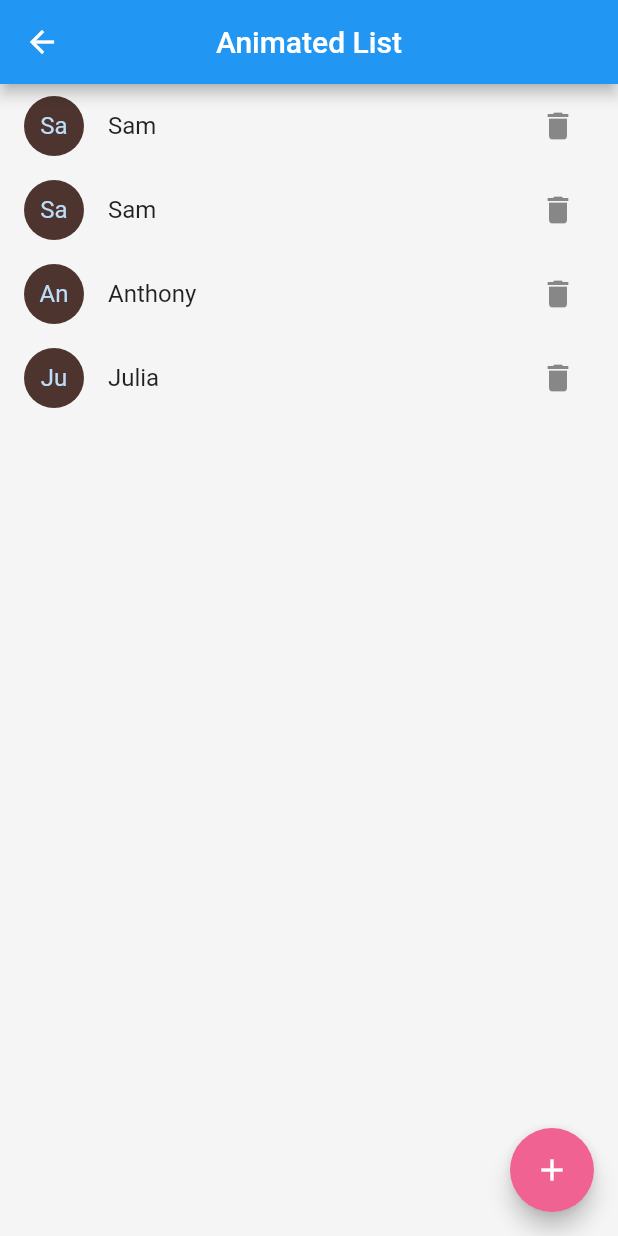
After one commit to flutteryou/widget_catalog, a Flutter app: the AnimatedListStateDemo screen opened directly, after a tap on the "delete" icon, after a tap on the "add" icon, on a phone screen of 412 x 824 dp. The commit adds this screen. Run offline on Flutter 3.47's test engine with Material 2 defaults, Android fonts, the phone set to English and light mode, and no system bars; our stand-ins replace shared_preferences; accounts and stored records are empty.

Commit message:
add animatedlist

```diff
--- /dev/null
+++ b/lib/animation_and_motion/animated_list_state.dart
@@ -0,0 +1,101 @@
+import 'package:flutter/material.dart';
+
+class AnimatedListStateDemo extends StatefulWidget {
+  @override
+  _AnimatedListStateDemoState createState() => _AnimatedListStateDemoState();
+}
+
+class _AnimatedListStateDemoState extends State<AnimatedListStateDemo> {
+  final key = GlobalKey<AnimatedListState>();
+  static final List<String> _items = [
+    'Julia',
+    'Sam',
+    'Anthony',
+    'Julia',
+  ];
+
+  @override
+  Widget build(BuildContext context) {
+    return Scaffold(
+      backgroundColor: Colors.grey[100],
+      appBar: AppBar(
+        title: Text('Animated List'),
+        centerTitle: true,
+      ),
+      body: Column(
+        children: [
+          Expanded(
+            child: AnimatedList(
+              key: key,
+              initialItemCount: _items.length,
+              itemBuilder: (context, index, animation) =>
+                  buildItem(_items[index], index, animation),
+            ),
+          ),
+        ],
+      ),
+      floatingActionButton: FloatingActionButton(
+        onPressed: () => insertItem(0, _items.first),
+        child: Icon(
+          Icons.add,
+          color: Colors.white,
+        ),
+        backgroundColor: Colors.pink[300],
+      ),
+    );
+  }
+
+  Widget buildItem(String item, int index, animation) => SlideTransition(
+        position: Tween<Offset>(
+          begin: const Offset(-1, 0),
+          end: Offset.zero,
+        ).animate(animation),
+        child: _ListItemWidget(
+          item,
+          () => removeItem(index),
+        ),
+      );
+
+  void insertItem(int index, String item) {
+    _items.insert(index, item);
+    key.currentState?.insertItem(index);
+  }
+
+  void removeItem(int index) {
+    if (_items.length <= 1) {
+      ScaffoldMessenger.of(context).showSnackBar(
+        SnackBar(
+          content: const Text('I am the last one.'),
+        ),
+      );
+      return;
+    }
+    final item = _items.removeAt(index);
+    key.currentState?.removeItem(
+      index,
+      (context, animation) => buildItem(item, index, animation),
+    );
+  }
+}
+
+class _ListItemWidget extends StatelessWidget {
+  final String name;
+  final VoidCallback? onDelete;
+
+  _ListItemWidget(this.name, this.onDelete);
+
+  @override
+  Widget build(BuildContext context) {
+    return ListTile(
+      leading: CircleAvatar(
+        backgroundColor: Colors.brown.shade800,
+        child: Text(name.length >= 2 ? name.substring(0, 2) : name),
+      ),
+      title: Text(name),
+      trailing: IconButton(
+        icon: Icon(Icons.delete),
+        onPressed: onDelete,
+      ),
+    );
+  }
+}
--- a/lib/animation_and_motion/animation_and_motion_page.dart
+++ b/lib/animation_and_motion/animation_and_motion_page.dart
@@ -6,16 +6,20 @@ import 'animated_builder_demo.dart';
 import 'animated_container_demo.dart';
 import 'animated_cross_fade_demo.dart';
 import 'animated_default_text_style_demo.dart';
+import 'animated_list_state.dart';
 
 class AnimationAndMotionPage extends SingleChoicePage {
-  AnimationAndMotionPage() : super(
+  AnimationAndMotionPage()
+      : super(
           'Animation and motion',
           [
             WidgetEntry('AnimatedAlign', AnimatedAlignDemo()),
             WidgetEntry('AnimatedBuilder', AnimatedBuilderDemo()),
             WidgetEntry('AnimatedContainer', AnimatedContainerDemo()),
             WidgetEntry('AnimatedCrossFade', AnimatedCrossFadeDemo()),
-      WidgetEntry('AnimatedDefaultTextStyle', AnimatedDefaultTextStyleDemo()),
-    ]
+            WidgetEntry(
+                'AnimatedDefaultTextStyle', AnimatedDefaultTextStyleDemo()),
+            WidgetEntry('AnimatedListState', AnimatedListStateDemo()),
+          ],
         );
 }
```
Lines whose indentation alone changed are shown as unchanged.
